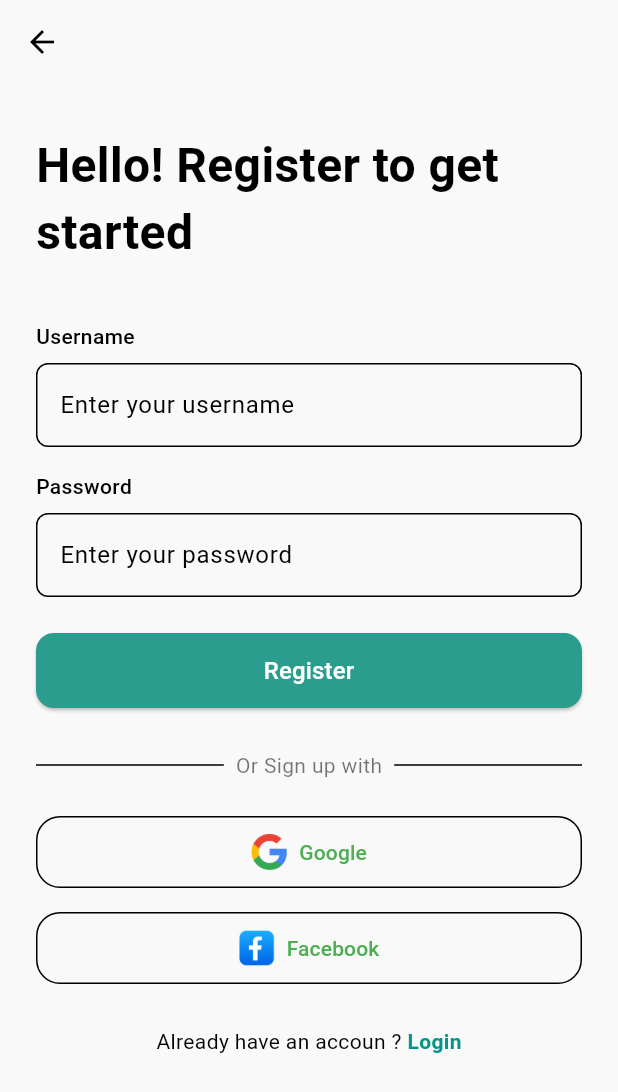
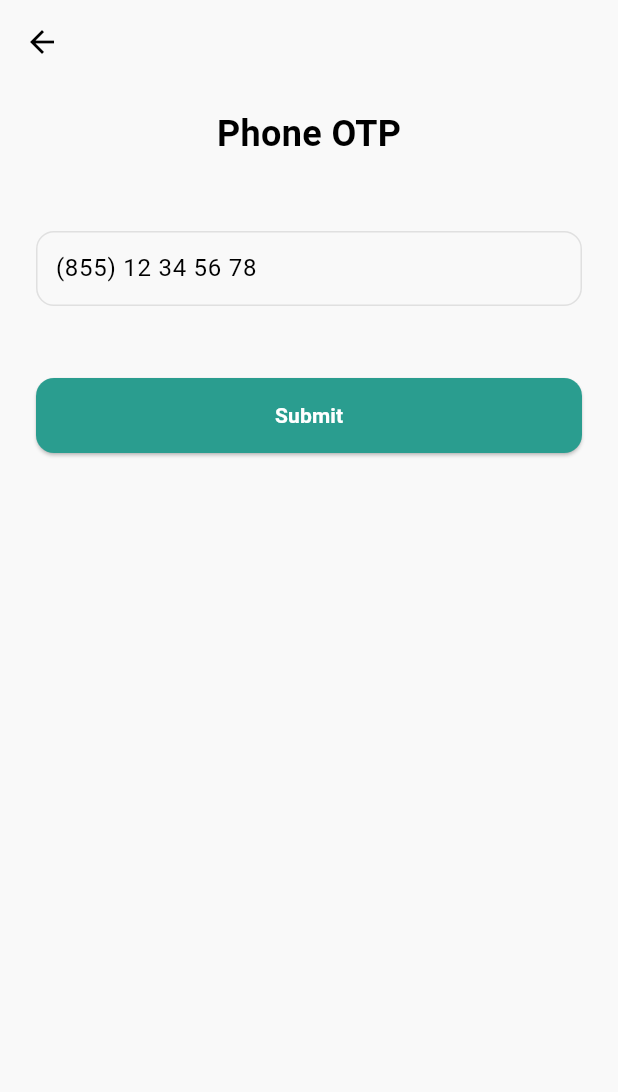
Before and after one commit to NONG-PHLOEUT-GITHUB/flutter_homework, a Flutter app: the RegisterScreen screen opened by its route, after a tap on "Register", on a phone screen of 412 x 824 dp. Shown: the top 1092 px of the screen. Run offline on Flutter 3.47's test engine with Material 3 defaults, Android fonts, the phone set to English and light mode, and no system bars; our stand-ins replace carousel_slider, pinput.

Commit message:
first commit

```diff
--- a/lib/routes/app_route.dart
+++ b/lib/routes/app_route.dart
@@ -2,22 +2,29 @@ import 'package:flutter/material.dart';
 import 'package:homework/screens/layout.dart';
 import 'package:homework/screens/login_screen.dart';
 import 'package:homework/screens/otp_comfirm_screen.dart';
+import 'package:homework/screens/phone_OTP.dart';
 import 'package:homework/screens/register_screen.dart';
 
 class AppRouter {
   static const String login = '/login';
   static const String otp = '/otp';
+  static const String phoneOtp = '/phone-otp';
   static const String register = '/register';
   static const String mainLayout = '/layout';
 
   static final Map<String, WidgetBuilder> routes = {
     login: (context) => const LoginPage(),
     otp: (context) => const OtpVerificationPage(),
+    phoneOtp: (context) => const PhoneOtpPage(),
     register: (_) => const RegisterScreen(),
     mainLayout: (context) => const MainLayout(),
   };
 
   // Optional: helper methods
+  static void goToPhoneOtp(BuildContext context) {
+    Navigator.pushNamed(context, phoneOtp);
+  }
+
   static void goToOtp(BuildContext context) {
     Navigator.pushNamed(context, otp);
   }
--- /dev/null
+++ b/lib/screens/phone_OTP.dart
@@ -0,0 +1,90 @@
+import 'package:flutter/material.dart';
+import 'package:flutter/services.dart';
+import 'package:homework/routes/app_route.dart';
+import 'package:homework/theme/app_colors.dart';
+
+class PhoneOtpPage extends StatelessWidget {
+  const PhoneOtpPage({super.key});
+
+  @override
+  Widget build(BuildContext context) {
+    final double paddingHorizontal = 24;
+    final double borderRadius = 12;
+
+    final TextStyle titleStyle = const TextStyle(
+      fontSize: 24,
+      fontWeight: FontWeight.bold,
+    );
+
+    final InputDecoration phoneInputDecoration = InputDecoration(
+      hintText: '(855) 12 34 56 78',
+      border: InputBorder.none,
+    );
+
+    final ButtonStyle buttonStyle = ElevatedButton.styleFrom(
+      backgroundColor: AppColors.primary,
+      shape: RoundedRectangleBorder(borderRadius: BorderRadius.circular(12)),
+    );
+
+    return Scaffold(
+      backgroundColor: AppColors.background,
+      appBar: AppBar(elevation: 0, backgroundColor: AppColors.background),
+      body: SafeArea(
+        child: Padding(
+          padding: EdgeInsets.symmetric(
+            horizontal: paddingHorizontal,
+            vertical: 16,
+          ),
+          child: Column(
+            crossAxisAlignment: CrossAxisAlignment.start,
+            children: [
+              // Back button
+              // Title
+              Center(child: Text('Phone OTP', style: titleStyle)),
+
+              const SizedBox(height: 48),
+
+              // Phone Input Field
+              Container(
+                padding: const EdgeInsets.symmetric(horizontal: 12),
+                decoration: BoxDecoration(
+                  border: Border.all(color: Colors.grey.shade300),
+                  borderRadius: BorderRadius.circular(borderRadius),
+                ),
+                child: TextFormField(
+                  keyboardType: TextInputType.phone,
+                  inputFormatters: [
+                    FilteringTextInputFormatter.digitsOnly,
+                    LengthLimitingTextInputFormatter(10),
+                  ],
+                  decoration: phoneInputDecoration,
+                ),
+              ),
+
+              const SizedBox(height: 48),
+
+              // Submit Button
+              SizedBox(
+                width: double.infinity,
+                height: 50,
+                child: ElevatedButton(
+                  onPressed: () {
+                    AppRouter.goToOtp(context);
+                  },
+                  style: buttonStyle,
+                  child: const Text(
+                    'Submit',
+                    style: TextStyle(
+                      color: Colors.white,
+                      fontWeight: FontWeight.w600,
+                    ),
+                  ),
+                ),
+              ),
+            ],
+          ),
+        ),
+      ),
+    );
+  }
+}
--- a/lib/screens/register_screen.dart
+++ b/lib/screens/register_screen.dart
@@ -1,4 +1,5 @@
 import 'package:flutter/material.dart';
+import 'package:homework/routes/app_route.dart';
 import 'package:homework/screens/login_screen.dart';
 import 'package:homework/theme/app_colors.dart';
 
@@ -69,7 +70,9 @@ class RegisterScreen extends StatelessWidget {
                       borderRadius: BorderRadius.circular(12),
                     ),
                   ),
-                  onPressed: () {},
+                  onPressed: () {
+                    AppRouter.goToPhoneOtp(context);
+                  },
                   child: const Text(
                     'Register',
                     style: TextStyle(fontSize: 16, color: Colors.white),
```
Also changed, not shown: lib/screens/home_screen.dart (+0 -13 lines), lib/screens/layout.dart (+1 -7 lines), lib/screens/login_screen.dart (+19 -2 lines).
